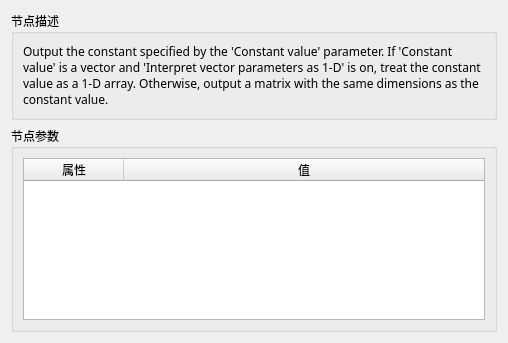
First picture: the form in dialogs/nodeparametersdialog.ui, repository L-Net-1992/ADAS_AD_Developer, before the edit.
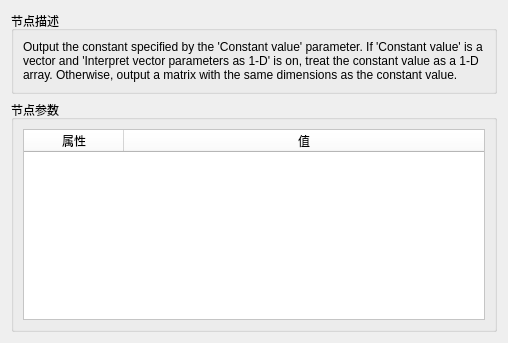
Second picture: the form after the edit.

The edit to the form file:
```diff
--- a/dialogs/nodeparametersdialog.ui
+++ b/dialogs/nodeparametersdialog.ui
@@ -11,9 +11,7 @@
    </rect>
   </property>
   <property name="font">
-   <font>
-    <family>方正准圆简体</family>
-   </font>
+   <font/>
   </property>
   <property name="windowTitle">
    <string>节点参数</string>
@@ -27,6 +25,9 @@
      <layout class="QHBoxLayout" name="horizontalLayout">
       <item>
        <widget class="QLabel" name="label">
+        <property name="styleSheet">
+         <string notr="true"/>
+        </property>
         <property name="frameShape">
          <enum>QFrame::NoFrame</enum>
         </property>
@@ -52,6 +53,9 @@
      <layout class="QHBoxLayout" name="horizontalLayout_2">
       <item>
        <widget class="QTableWidget" name="tw_node_parameters">
+        <property name="styleSheet">
+         <string notr="true">background:#FFFFFF</string>
+        </property>
         <property name="columnCount">
          <number>2</number>
         </property>
```
